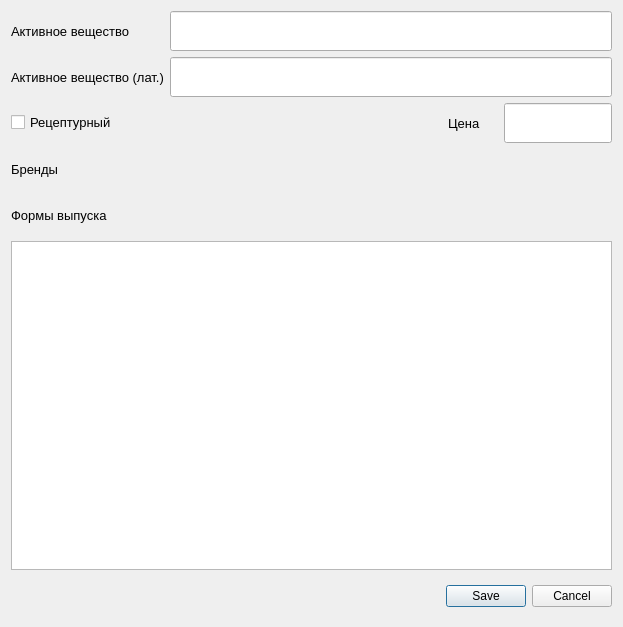
Qt form interface/medicine/medicineDrugForm.ui (strizh78/MApp) before a commit.
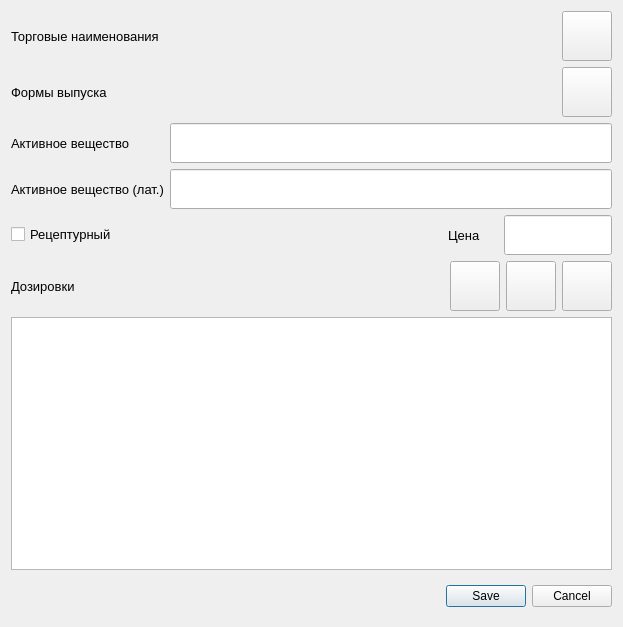
The same form after that commit. Icons and pictures are not drawn.

Commit message: Connenct form to new forms, configured the operation of all form elements

What changed in the file:
```diff
--- a/interface/medicine/medicineDrugForm.ui
+++ b/interface/medicine/medicineDrugForm.ui
@@ -16,6 +16,178 @@
   <layout class="QVBoxLayout" name="verticalLayout_2">
    <item>
     <layout class="QVBoxLayout" name="verticalLayout">
+     <item>
+      <layout class="QHBoxLayout" name="horizontalLayout_3">
+       <item>
+        <widget class="QLabel" name="brandsLabel">
+         <property name="sizePolicy">
+          <sizepolicy hsizetype="Fixed" vsizetype="Preferred">
+           <horstretch>0</horstretch>
+           <verstretch>0</verstretch>
+          </sizepolicy>
+         </property>
+         <property name="minimumSize">
+          <size>
+           <width>200</width>
+           <height>40</height>
+          </size>
+         </property>
+         <property name="font">
+          <font>
+           <pointsize>10</pointsize>
+          </font>
+         </property>
+         <property name="text">
+          <string>Торговые наименования</string>
+         </property>
+        </widget>
+       </item>
+       <item>
+        <widget class="QLabel" name="brands">
+         <property name="sizePolicy">
+          <sizepolicy hsizetype="Preferred" vsizetype="Ignored">
+           <horstretch>0</horstretch>
+           <verstretch>0</verstretch>
+          </sizepolicy>
+         </property>
+         <property name="minimumSize">
+          <size>
+           <width>0</width>
+           <height>40</height>
+          </size>
+         </property>
+         <property name="font">
+          <font>
+           <pointsize>10</pointsize>
+           <underline>false</underline>
+           <strikeout>false</strikeout>
+          </font>
+         </property>
+         <property name="styleSheet">
+          <string notr="true">text-decoration: none;</string>
+         </property>
+         <property name="wordWrap">
+          <bool>true</bool>
+         </property>
+        </widget>
+       </item>
+       <item>
+        <widget class="QPushButton" name="addBrandsBtn">
+         <property name="sizePolicy">
+          <sizepolicy hsizetype="Minimum" vsizetype="Minimum">
+           <horstretch>0</horstretch>
+           <verstretch>0</verstretch>
+          </sizepolicy>
+         </property>
+         <property name="minimumSize">
+          <size>
+           <width>50</width>
+           <height>50</height>
+          </size>
+         </property>
+         <property name="maximumSize">
+          <size>
+           <width>50</width>
+           <height>50</height>
+          </size>
+         </property>
+         <property name="toolTip">
+          <string>Добавить</string>
+         </property>
+         <property name="icon">
+          <iconset resource="../icons.qrc">
+           <normaloff>:/icons/greenPlusIcon.png</normaloff>:/icons/greenPlusIcon.png</iconset>
+         </property>
+        </widget>
+       </item>
+      </layout>
+     </item>
+     <item>
+      <layout class="QHBoxLayout" name="horizontalLayout_4">
+       <item>
+        <widget class="QLabel" name="releaseFormsLabel">
+         <property name="sizePolicy">
+          <sizepolicy hsizetype="Fixed" vsizetype="Preferred">
+           <horstretch>0</horstretch>
+           <verstretch>0</verstretch>
+          </sizepolicy>
+         </property>
+         <property name="minimumSize">
+          <size>
+           <width>200</width>
+           <height>40</height>
+          </size>
+         </property>
+         <property name="font">
+          <font>
+           <pointsize>10</pointsize>
+          </font>
+         </property>
+         <property name="text">
+          <string>Формы выпуска</string>
+         </property>
+        </widget>
+       </item>
+       <item>
+        <widget class="QLabel" name="releaseForms">
+         <property name="sizePolicy">
+          <sizepolicy hsizetype="Preferred" vsizetype="Preferred">
+           <horstretch>0</horstretch>
+           <verstretch>0</verstretch>
+          </sizepolicy>
+         </property>
+         <property name="minimumSize">
+          <size>
+           <width>0</width>
+           <height>40</height>
+          </size>
+         </property>
+         <property name="font">
+          <font>
+           <pointsize>10</pointsize>
+           <underline>false</underline>
+           <strikeout>false</strikeout>
+          </font>
+         </property>
+         <property name="styleSheet">
+          <string notr="true">text-decoration: none;</string>
+         </property>
+         <property name="wordWrap">
+          <bool>true</bool>
+         </property>
+        </widget>
+       </item>
+       <item>
+        <widget class="QPushButton" name="addReleaseFormsBtn">
+         <property name="sizePolicy">
+          <sizepolicy hsizetype="Minimum" vsizetype="Minimum">
+           <horstretch>0</horstretch>
+           <verstretch>0</verstretch>
+          </sizepolicy>
+         </property>
+         <property name="minimumSize">
+          <size>
+           <width>50</width>
+           <height>50</height>
+          </size>
+         </property>
+         <property name="maximumSize">
+          <size>
+           <width>50</width>
+           <height>50</height>
+          </size>
+         </property>
+         <property name="toolTip">
+          <string>Добавить</string>
+         </property>
+         <property name="icon">
+          <iconset resource="../icons.qrc">
+           <normaloff>:/icons/greenPlusIcon.png</normaloff>:/icons/greenPlusIcon.png</iconset>
+         </property>
+        </widget>
+       </item>
+      </layout>
+     </item>
      <item>
       <layout class="QGridLayout" name="gridLayout_2">
        <item row="2" column="0">
@@ -175,104 +347,151 @@
        </item>
       </layout>
      </item>
+    </layout>
+   </item>
+   <item>
+    <layout class="QHBoxLayout" name="horizontalLayout_5">
      <item>
-      <layout class="QHBoxLayout" name="horizontalLayout_3">
-       <item>
-        <widget class="QLabel" name="brandsLabel">
-         <property name="sizePolicy">
-          <sizepolicy hsizetype="Fixed" vsizetype="Preferred">
-           <horstretch>0</horstretch>
-           <verstretch>0</verstretch>
-          </sizepolicy>
-         </property>
-         <property name="minimumSize">
-          <size>
-           <width>150</width>
-           <height>40</height>
-          </size>
-         </property>
-         <property name="font">
-          <font>
-           <pointsize>10</pointsize>
-          </font>
-         </property>
-         <property name="text">
-          <string>Бренды</string>
-         </property>
-        </widget>
-       </item>
-       <item>
-        <widget class="QLabel" name="brands">
-         <property name="minimumSize">
-          <size>
-           <width>0</width>
-           <height>40</height>
-          </size>
-         </property>
-         <property name="font">
-          <font>
-           <pointsize>10</pointsize>
-           <underline>true</underline>
-          </font>
-         </property>
-        </widget>
-       </item>
-      </layout>
+      <widget class="QLabel" name="label">
+       <property name="font">
+        <font>
+         <pointsize>10</pointsize>
+        </font>
+       </property>
+       <property name="text">
+        <string>Дозировки</string>
+       </property>
+       <property name="textFormat">
+        <enum>Qt::AutoText</enum>
+       </property>
+      </widget>
      </item>
      <item>
-      <layout class="QHBoxLayout" name="horizontalLayout_4">
-       <item>
-        <widget class="QLabel" name="releaseFormsLabel">
-         <property name="sizePolicy">
-          <sizepolicy hsizetype="Fixed" vsizetype="Preferred">
-           <horstretch>0</horstretch>
-           <verstretch>0</verstretch>
-          </sizepolicy>
-         </property>
-         <property name="minimumSize">
-          <size>
-           <width>150</width>
-           <height>40</height>
-          </size>
-         </property>
-         <property name="font">
-          <font>
-           <pointsize>10</pointsize>
-          </font>
-         </property>
-         <property name="text">
-          <string>Формы выпуска</string>
-         </property>
-        </widget>
-       </item>
-       <item>
-        <widget class="QLabel" name="releaseForms">
-         <property name="minimumSize">
-          <size>
-           <width>0</width>
-           <height>40</height>
-          </size>
-         </property>
-         <property name="font">
-          <font>
-           <pointsize>10</pointsize>
-           <underline>true</underline>
-          </font>
-         </property>
-        </widget>
-       </item>
-      </layout>
+      <widget class="QPushButton" name="addDosagesBtn">
+       <property name="minimumSize">
+        <size>
+         <width>50</width>
+         <height>50</height>
+        </size>
+       </property>
+       <property name="maximumSize">
+        <size>
+         <width>50</width>
+         <height>50</height>
+        </size>
+       </property>
+       <property name="toolTip">
+        <string>Добавить</string>
+       </property>
+       <property name="layoutDirection">
+        <enum>Qt::RightToLeft</enum>
+       </property>
+       <property name="text">
+        <string/>
+       </property>
+       <property name="icon">
+        <iconset resource="../icons.qrc">
+         <normaloff>:/icons/greenPlusIcon.png</normaloff>:/icons/greenPlusIcon.png</iconset>
+       </property>
+      </widget>
+     </item>
+     <item>
+      <widget class="QPushButton" name="editDosageBtn">
+       <property name="sizePolicy">
+        <sizepolicy hsizetype="Minimum" vsizetype="Fixed">
+         <horstretch>0</horstretch>
+         <verstretch>0</verstretch>
+        </sizepolicy>
+       </property>
+       <property name="minimumSize">
+        <size>
+         <width>50</width>
+         <height>50</height>
+        </size>
+       </property>
+       <property name="maximumSize">
+        <size>
+         <width>50</width>
+         <height>50</height>
+        </size>
+       </property>
+       <property name="font">
+        <font>
+         <stylestrategy>NoAntialias</stylestrategy>
+        </font>
+       </property>
+       <property name="toolTip">
+        <string>Редактировать</string>
+       </property>
+       <property name="text">
+        <string/>
+       </property>
+       <property name="icon">
+        <iconset resource="../icons.qrc">
+         <normaloff>:/icons/editIcon.png</normaloff>:/icons/editIcon.png</iconset>
+       </property>
+      </widget>
+     </item>
+     <item>
+      <widget class="QPushButton" name="deleteDosageBtn">
+       <property name="sizePolicy">
+        <sizepolicy hsizetype="Fixed" vsizetype="Fixed">
+         <horstretch>0</horstretch>
+         <verstretch>0</verstretch>
+        </sizepolicy>
+       </property>
+       <property name="minimumSize">
+        <size>
+         <width>50</width>
+         <height>50</height>
+        </size>
+       </property>
+       <property name="maximumSize">
+        <size>
+         <width>50</width>
+         <height>53</height>
+        </size>
+       </property>
+       <property name="toolTip">
+        <string>Удалить</string>
+       </property>
+       <property name="text">
+        <string/>
+       </property>
+       <property name="icon">
+        <iconset resource="../icons.qrc">
+         <normaloff>:/icons/noIcon.png</normaloff>:/icons/noIcon.png</iconset>
+       </property>
+      </widget>
      </item>
     </layout>
    </item>
    <item>
     <widget class="QTableView" name="dosages">
+     <property name="maximumSize">
+      <size>
+       <width>601</width>
+       <height>281</height>
+      </size>
+     </property>
+     <property name="styleSheet">
+      <string notr="true"/>
+     </property>
+     <property name="gridStyle">
+      <enum>Qt::SolidLine</enum>
+     </property>
      <property name="sortingEnabled">
       <bool>false</bool>
      </property>
+     <attribute name="horizontalHeaderVisible">
+      <bool>false</bool>
+     </attribute>
      <attribute name="horizontalHeaderShowSortIndicator" stdset="0">
       <bool>false</bool>
      </attribute>
+     <attribute name="verticalHeaderVisible">
+      <bool>false</bool>
+     </attribute>
     </widget>
    </item>
    <item>
```
Left out of the diff: 29 changed lines with no effect on the pictures. The commit also changes 5 other files.
